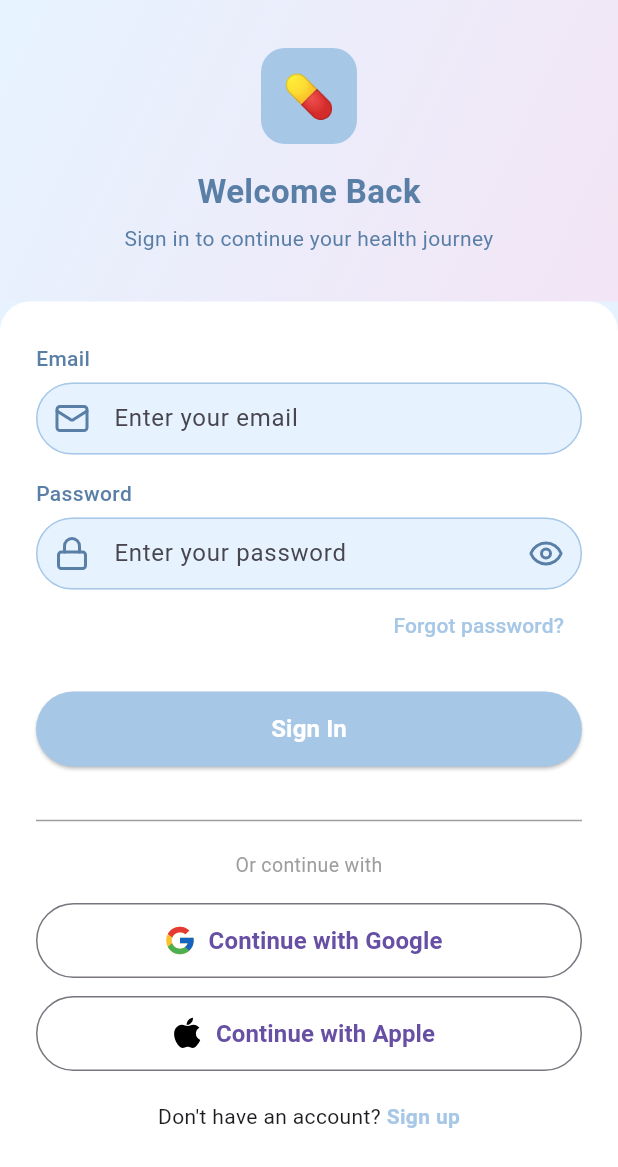
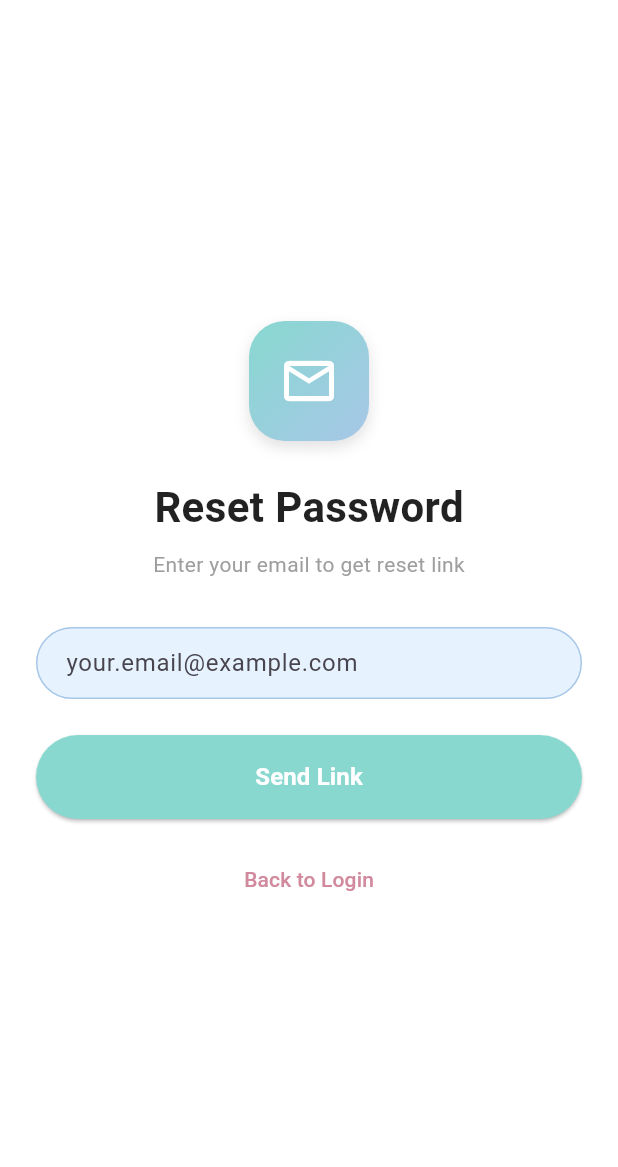
Before and after one commit to KavinduLakshika/Healthy-Day, a Flutter app: the AuthScreen screen opened directly, after a tap on "Forgot password?", on a phone screen of 412 x 824 dp. Shown: the top 1167 px of the screen. Run offline on Flutter 3.47's test engine with Material 3 defaults, Android fonts, the phone set to English and light mode, and no system bars; our stand-ins replace flutter_svg, lucide_icons.

Commit message:
Forgot Password Screen

```diff
--- a/lib/pages/auth_screen.dart
+++ b/lib/pages/auth_screen.dart
@@ -5,6 +5,7 @@ import 'package:healthy_day_mobile/components/custom_text_field.dart';
 import 'package:healthy_day_mobile/components/primary_button.dart';
 import 'package:healthy_day_mobile/components/icon_button.dart';
 import 'package:healthy_day_mobile/pages/dashboard.dart';
+import 'package:healthy_day_mobile/pages/forgot_password_screen.dart';
 import 'package:lucide_icons/lucide_icons.dart';
 
 class AuthScreen extends StatefulWidget {
@@ -134,8 +135,18 @@ class _AuthScreenState extends State<AuthScreen> {
                       Align(
                         alignment: Alignment.centerRight,
                         child: TextButton(
-                          onPressed: () {},
-                          child: Text(
+                          onPressed: () {
+                            Navigator.of(context).push(
+                              MaterialPageRoute(
+                                builder: (context) => ForgotPasswordScreen(
+                                  onBack: () {
+                                    Navigator.pop(context);
+                                  },
+                                ),
+                              ),
+                            );
+                          },
+                          child: const Text(
                             "Forgot password?",
                             style: TextStyle(color: AppColors.healthyBlue),
                           ),
--- /dev/null
+++ b/lib/pages/forgot_password_screen.dart
@@ -0,0 +1,172 @@
+import 'package:flutter/material.dart';
+import 'package:healthy_day_mobile/app_colors.dart';
+import 'package:healthy_day_mobile/components/custom_text_field.dart';
+import 'package:healthy_day_mobile/components/primary_button.dart';
+
+class ForgotPasswordScreen extends StatefulWidget {
+  final VoidCallback onBack;
+
+  const ForgotPasswordScreen({super.key, required this.onBack});
+
+  @override
+  State<ForgotPasswordScreen> createState() => _ForgotPasswordScreenState();
+}
+
+class _ForgotPasswordScreenState extends State<ForgotPasswordScreen> {
+  final TextEditingController _emailController = TextEditingController();
+  bool _isSubmitted = false;
+
+  void _handleSubmit() {
+    if (_emailController.text.isNotEmpty) {
+      setState(() {
+        _isSubmitted = true;
+      });
+    }
+  }
+
+  @override
+  Widget build(BuildContext context) {
+    return Scaffold(
+      backgroundColor: Colors.white,
+      body: Center(
+        child: Padding(
+          padding: const EdgeInsets.symmetric(horizontal: 24),
+          child: !_isSubmitted
+              ? Column(
+                  mainAxisSize: MainAxisSize.min,
+                  children: [
+                    // Mail Icon Box
+                    Container(
+                      width: 80,
+                      height: 80,
+                      decoration: BoxDecoration(
+                        gradient: const LinearGradient(
+                          colors: [
+                            AppColors.healthyTeal,
+                            AppColors.healthyBlue,
+                          ],
+                          begin: Alignment.topLeft,
+                          end: Alignment.bottomRight,
+                        ),
+                        borderRadius: BorderRadius.circular(24),
+                        boxShadow: const [
+                          BoxShadow(
+                            color: Colors.black12,
+                            blurRadius: 8,
+                            offset: Offset(0, 4),
+                          ),
+                        ],
+                      ),
+                      child: const Icon(
+                        Icons.mail_outline,
+                        color: Colors.white,
+                        size: 40,
+                      ),
+                    ),
+                    const SizedBox(height: 24),
+
+                    // Title + Subtitle
+                    const Text(
+                      "Reset Password",
+                      style: TextStyle(
+                        fontSize: 28,
+                        fontWeight: FontWeight.bold,
+                        color: Colors.black87,
+                      ),
+                    ),
+                    const SizedBox(height: 8),
+                    const Text(
+                      "Enter your email to get reset link",
+                      style: TextStyle(color: Colors.grey),
+                    ),
+                    const SizedBox(height: 32),
+
+                    // Email Field
+                    CustomTextField(
+                      controller: _emailController,
+                      placeholder: "your.email@example.com",
+                      keyboardType: TextInputType.emailAddress,
+                    ),
+                    const SizedBox(height: 24),
+
+                    // Submit Button
+                    PrimaryButton(
+                      text: "Send Link",
+                      onPressed: _handleSubmit,
+                      height: 56,
+                      color: AppColors.healthyTeal,
+                      textColor: Colors.white,
+                    ),
+                    const SizedBox(height: 16),
+
+                    // Back Link
+                    TextButton(
+                      onPressed: widget.onBack,
+                      child: const Text(
+                        "Back to Login",
+                        style: TextStyle(color: AppColors.healthyDarkPink),
+                      ),
+                    ),
+                  ],
+                )
+              : Column(
+                  mainAxisSize: MainAxisSize.min,
+                  children: [
+                    // Success Icon
+                    Container(
+                      width: 80,
+                      height: 80,
+                      decoration: BoxDecoration(
+                        gradient: const LinearGradient(
+                          colors: [Colors.green, Colors.greenAccent],
+                          begin: Alignment.topLeft,
+                          end: Alignment.bottomRight,
+                        ),
+                        borderRadius: BorderRadius.circular(24),
+                        boxShadow: const [
+                          BoxShadow(
+                            color: Colors.black12,
+                            blurRadius: 8,
+                            offset: Offset(0, 4),
+                          ),
+                        ],
+                      ),
+                      child: const Icon(
+                        Icons.mail_outline,
+                        color: Colors.white,
+                        size: 40,
+                      ),
+                    ),
+                    const SizedBox(height: 24),
+
+                    // Success Title + Text
+                    const Text(
+                      "Check Your Email",
+                      style: TextStyle(
+                        fontSize: 24,
+                        fontWeight: FontWeight.bold,
+                        color: Colors.black87,
+                      ),
+                    ),
+                    const SizedBox(height: 8),
+                    Text(
+                      "Reset link sent to ${_emailController.text}",
+                      style: const TextStyle(color: Colors.grey),
+                      textAlign: TextAlign.center,
+                    ),
+                    const SizedBox(height: 32),
+
+                    PrimaryButton(
+                      text: "Back to Login",
+                      onPressed: widget.onBack,
+                      height: 56,
+                      color: AppColors.healthyTeal,
+                      textColor: Colors.white,
+                    ),
+                  ],
+                ),
+        ),
+      ),
+    );
+  }
+}
```
